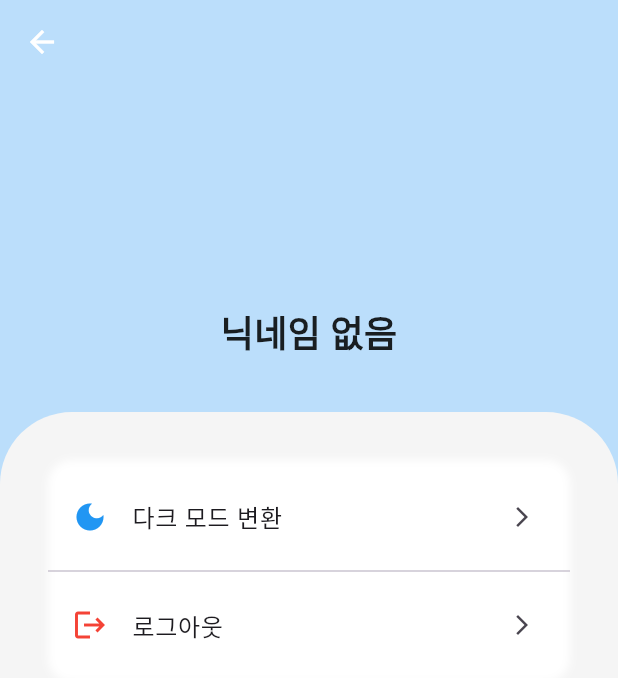
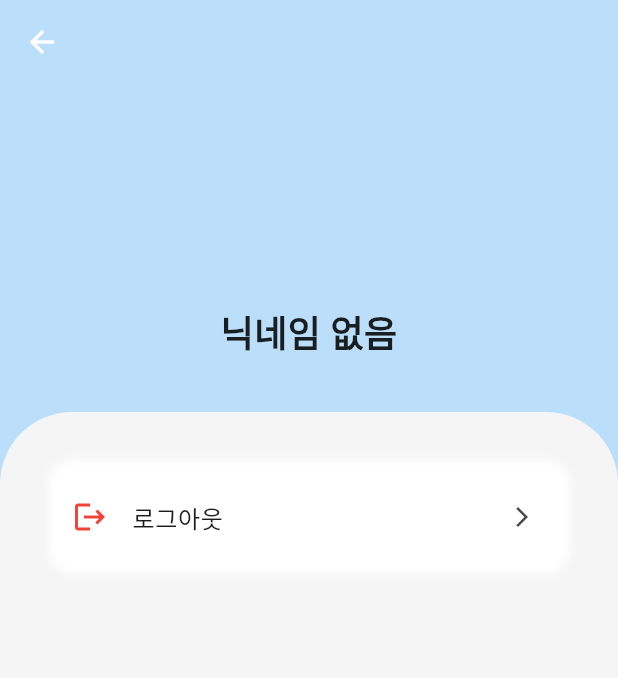
Before and after one commit to Meezzi/with-run-app, a Flutter app: the SettingPage screen opened directly, on a phone screen of 412 x 824 dp. Shown: the top 678 px of the screen. Run offline on Flutter 3.47's test engine with Material 3 defaults, Android fonts, the light colour scheme and no system bars; our stand-ins replace cloud_firestore, firebase_auth, firebase_core, firebase_storage, flutter_dotenv, flutter_riverpod and 10 more; missing offline and left inert: time_range_picker; accounts and stored records are empty; generated files the repository leaves out were written again; project files that could hold a hidden picture were left out.

Commit message:
feat : 다크 모드 변환 제거

```diff
--- a/lib/ui/pages/setting/widgets/setting_actions_box.dart
+++ b/lib/ui/pages/setting/widgets/setting_actions_box.dart
@@ -22,13 +22,6 @@ class SettingActionBox extends StatelessWidget {
       ),
       child: Column(
         children: [
-          ListTile(
-            leading: Icon(Icons.dark_mode, color: Colors.blue),
-            title: Text("다크 모드 변환"),
-            trailing: Icon(Icons.arrow_forward_ios, size: 16),
-            onTap: () {},
-          ),
-          Divider(),
           ListTile(
             leading: Icon(Icons.logout, color: Colors.red),
             title: Text("로그아웃"),
```
